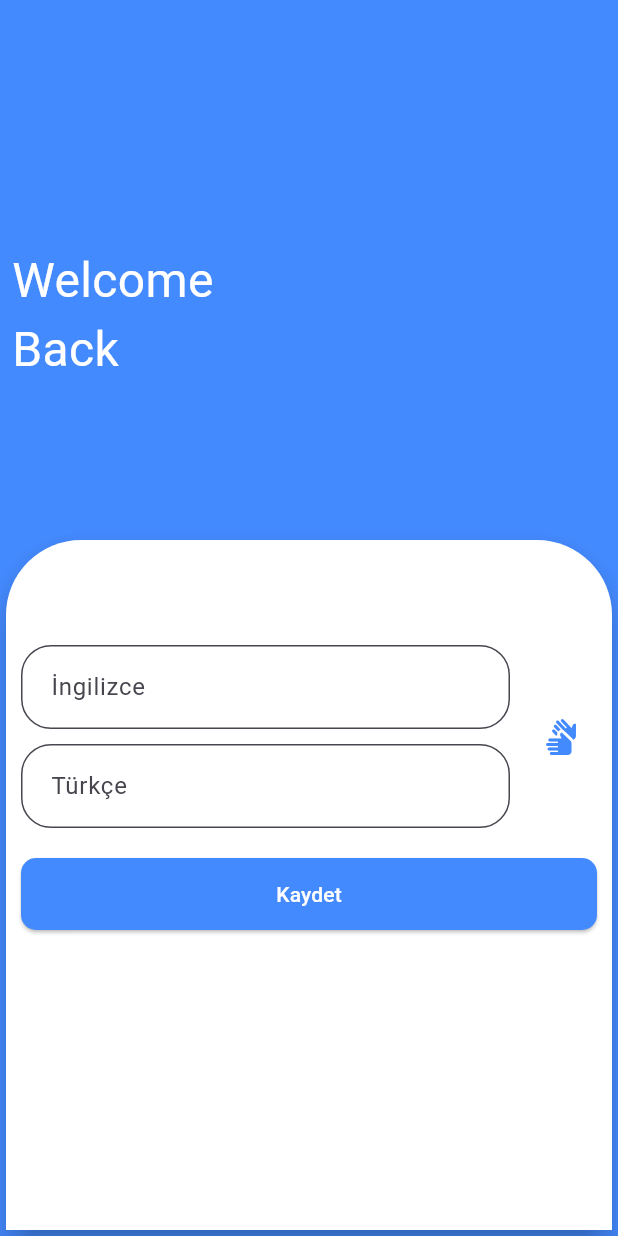
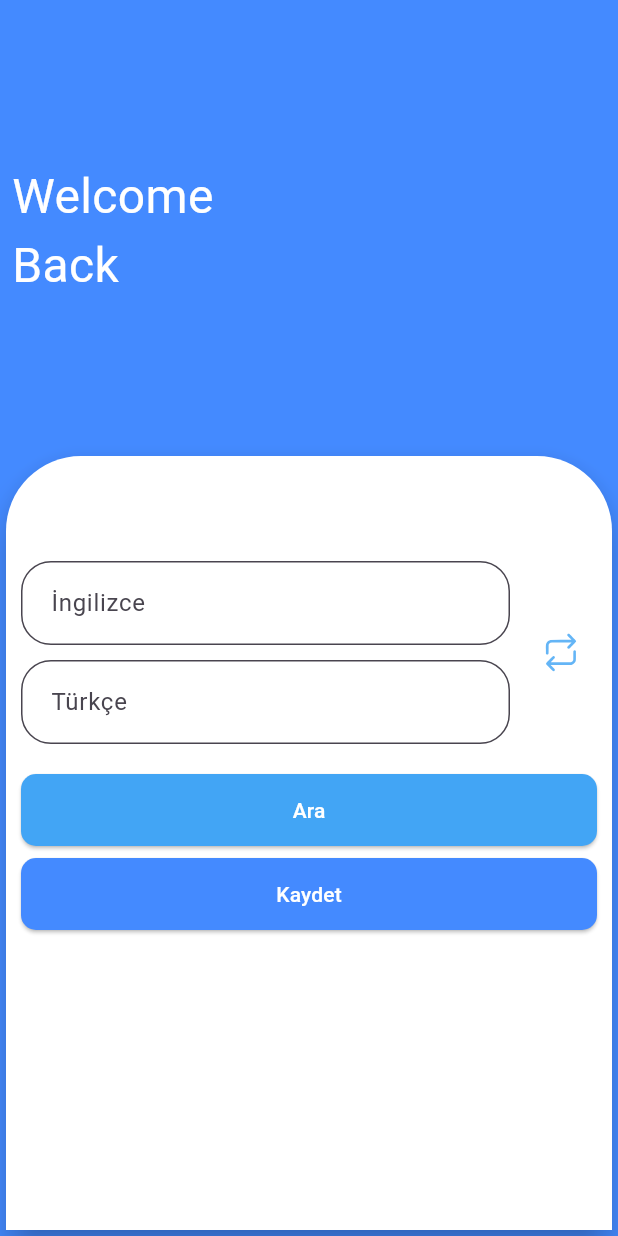
Before and after one commit to hincim/Kelime-Lab, a Flutter app: the WordAddPage screen opened directly, on a phone screen of 412 x 824 dp. Run offline on Flutter 3.47's test engine with Material 3 defaults, Android fonts, the phone set to English and light mode, and no system bars; our stand-ins replace flutter_svg, fluttertoast, sqflite; accounts and stored records are empty.

Commit message:
arrangements have been made

```diff
--- a/lib/views/WordAddPage.dart
+++ b/lib/views/WordAddPage.dart
@@ -4,6 +4,7 @@
 import 'package:provider/provider.dart';
 import 'package:ilk_proje/controller/TrueFalseController.dart';
 import '../controller/WordController.dart';
+import 'package:flutter_svg/flutter_svg.dart';
 
 import '../db/WordDAO.dart';
 
@@ -186,10 +187,13 @@
                                   Consumer<SwappedController>(
                                     builder: (context, iconController, child) {
                                       return AnimatedSwitcher(
-                                        duration: Duration(seconds: 1),
+                                        duration: Duration(milliseconds: 500),
                                         transitionBuilder: (child, animation) {
-                                          return FadeTransition(
-                                            opacity: animation,
+                                          return RotationTransition(
+                                            turns: Tween<double>(
+                                              begin: 0.0,
+                                              end: 0.5,
+                                            ).animate(animation),
                                             child: child,
                                           );
                                         },
@@ -200,16 +204,63 @@
                                             _textEditingControllerTr.clear();
                                             _textEditingControllerEng.clear();
                                           },
-                                          icon: Icon(iconController.isSwapped? Icons.sign_language_outlined: Icons.sign_language,
-                                              color: Colors.blueAccent),
+                                          icon: SvgPicture.asset(
+                                            color: swappedController.isSwapped ? Colors.blue.shade800
+                                            : Colors.blue.shade300,
+                                            'assets/icons/repeat.svg',
+                                            width: 30,
+                                            height: 30,
+                                          ),
                                         ),
                                       );
                                     },
-                                  ),
+                                  )
+,
                                 ],
                               ),
                             ),
                             SizedBox(
+                              width: double.infinity,
+                              child: ElevatedButton(
+                                style: ElevatedButton.styleFrom(
+                                  backgroundColor: Colors.blue.shade400,
+                                  padding: const EdgeInsets.symmetric(
+                                      vertical: 14.0, horizontal: 40.0),
+                                  shape: RoundedRectangleBorder(
+                                    borderRadius: BorderRadius.circular(10.0),
+                                  ),
+                                ),
+                                onPressed: () {
+                                  final english = _textEditingControllerEng.text.trim();
+                                  final turkish = _textEditingControllerTr.text.trim();
+
+                                  if (english.isNotEmpty && turkish.isNotEmpty) {
+                                    try {
+
+
+                                      _textEditingControllerTr.clear();
+                                      _textEditingControllerEng.clear();
+                                    } catch (e) {
+                                      ScaffoldMessenger.of(context).showSnackBar(
+                                        SnackBar(content: Text('Hata: ${e.toString()}')),
+                                      );
+                                    }
+                                  } else {
+                                    // Alanlar boş bırakılmışsa uyarı göster
+                                    ScaffoldMessenger.of(context).showSnackBar(
+                                      SnackBar(content: Text('Aramak için kelime girin')),
+                                    );
+                                  }
+                                },
+                                child: Text(
+                                  "Ara",
+                                  style: const TextStyle(color: Colors.white),
+                                ),
+                              ),
+                            ),
+                            Padding(
+                              padding: const EdgeInsets.only(top: 8.0),
+                              child: SizedBox(
                                 width: double.infinity,
                                 child: ElevatedButton(
                                   style: ElevatedButton.styleFrom(
@@ -252,6 +303,7 @@
                                   ),
                                 ),
                               ),
+                            )
                           ],
                         ),
                       ),
--- a/pubspec.yaml
+++ b/pubspec.yaml
@@ -43,6 +43,8 @@
   fluttertoast: ^8.0.9
   sqflite: ^2.4.1
   path: ^1.8.2
+  flutter_svg: ^2.0.0
+
 
   # The "flutter_lints" package below contains a set of recommended lints to
   # encourage good coding practices. The lint set provided by the package is
@@ -66,6 +68,7 @@
   assets:
 
     - assets/images/
+    - assets/icons/
   #   - images/a_dot_ham.jpeg
 
   # An image asset can refer to one or more resolution-specific "variants", see
```
Also changed, not shown: lib/views/ContactPage.dart (+11 -10 lines), assets/icons/repeat.svg (added), pubspec.lock. Lines whose indentation alone changed are shown as unchanged.
